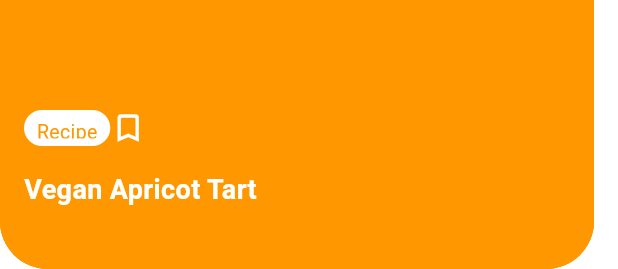
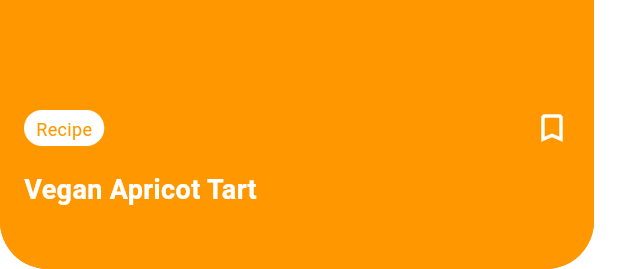
Before and after one commit to BinaryLurkerex/recipe_service, a Flutter app: the RecipeCard widget shown alone on an empty page, opened directly with sample values from the repository, on a phone screen of 412 x 824 dp. Shown: the part 967-1236 px from the top of the screen. Run offline on Flutter 3.47's test engine with Material 2 defaults, Android fonts, the phone set to English and light mode, and no system bars; our stand-ins replace bloc_concurrency, equatable, flutter_bloc, flutter_svg, get_it, injectable; network calls fail; Roboto replaces fonts that are missing (SFProText).

Commit message:
fix: move icon to right pos

```diff
--- a/lib/src/presentation/widgets/recipe_card.dart
+++ b/lib/src/presentation/widgets/recipe_card.dart
@@ -15,27 +15,27 @@ class RecipeCard extends StatelessWidget {
 
   @override
   Widget build(BuildContext context) {
-    final double blur = active! ? 16 : 0;
-    final double offset = active! ? 4 : 0;
-    final double top = active! ? 0 : 42;
-    final double left = active! ? 32 : 0;
+    final double blur = active! ? 16.0 : 0.0;
+    final double offset = active! ? 4.0 : 0.0;
+    final double top = active! ? 0.0 : 42.0;
+    final double left = active! ? 32.0 : 0.0;
 
     return AnimatedContainer(
       duration: const Duration(milliseconds: 500),
       curve: Curves.easeOutQuint,
       margin: EdgeInsets.only(
         top: top,
-        right: 16,
         left: left,
+        right: 16.0,
       ),
       decoration: BoxDecoration(
-        borderRadius: BorderRadius.circular(32),
+        borderRadius: BorderRadius.circular(32.0),
         color: Theme.of(context).colorScheme.secondary,
         boxShadow: [
           BoxShadow(
             color: Colors.black87.withOpacity(0.1),
             blurRadius: blur,
-            offset: Offset(0, offset),
+            offset: Offset(0.0, offset),
           )
         ],
       ),
@@ -53,7 +53,7 @@ class RecipeCard extends StatelessWidget {
           ),
           Container(
             decoration: BoxDecoration(
-              borderRadius: BorderRadius.circular(32),
+              borderRadius: BorderRadius.circular(32.0),
               gradient: LinearGradient(
                 colors: [
                   Theme.of(context).colorScheme.secondary,
@@ -67,9 +67,7 @@ class RecipeCard extends StatelessWidget {
             ),
           ),
           Positioned(
-            bottom: 0,
-            left: 0,
-            right: 0,
+            bottom: 0.0,
             child: Container(
               height: 82.0,
               padding: const EdgeInsets.all(
@@ -78,15 +76,15 @@ class RecipeCard extends StatelessWidget {
               decoration: BoxDecoration(
                   color: Theme.of(context).colorScheme.secondary,
                   borderRadius: const BorderRadius.only(
-                    bottomLeft: Radius.circular(32),
-                    bottomRight: Radius.circular(32),
+                    bottomLeft: Radius.circular(32.0),
+                    bottomRight: Radius.circular(32.0),
                   )),
               child: Text(
                 recipe!.name,
                 overflow: TextOverflow.ellipsis,
                 maxLines: 2,
                 style: const TextStyle(
-                  fontSize: 18,
+                  fontSize: 18.0,
                   fontWeight: FontWeight.w600,
                   color: Colors.white,
                 ),
@@ -97,17 +95,14 @@ class RecipeCard extends StatelessWidget {
             bottom: 82.0,
             child: Padding(
               padding: const EdgeInsets.symmetric(
-                horizontal: 16,
+                horizontal: 16.0,
               ),
-              child: Row(
-                mainAxisAlignment: MainAxisAlignment.spaceBetween,
-                children: [
-                  Container(
+              child: Container(
                 padding: const EdgeInsets.symmetric(
-                      horizontal: 8.5,
-                      vertical: 5,
+                  horizontal: 8.0,
+                  vertical: 4.0,
                 ),
-                    height: 24,
+                height: 24.0,
                 decoration: BoxDecoration(
                   borderRadius: BorderRadius.circular(12),
                   color: Colors.white,
@@ -115,19 +110,26 @@ class RecipeCard extends StatelessWidget {
                 child: Text(
                   'Recipe',
                   style: TextStyle(
-                        fontSize: 13,
+                    fontSize: 12.0,
                     color: Theme.of(context).colorScheme.secondary,
                   ),
                 ),
               ),
-                  const Icon(
+            ),
+          ),
+          const Positioned(
+            bottom: 82.0,
+            right: 0.0,
+            child: Padding(
+              padding: EdgeInsets.symmetric(
+                horizontal: 16.0,
+              ),
+              child: Icon(
                 Icons.bookmark_outline_rounded,
                 color: Colors.white,
               ),
-                ],
             ),
           ),
-          )
         ],
       ),
     );
```
Lines whose indentation alone changed are shown as unchanged.
